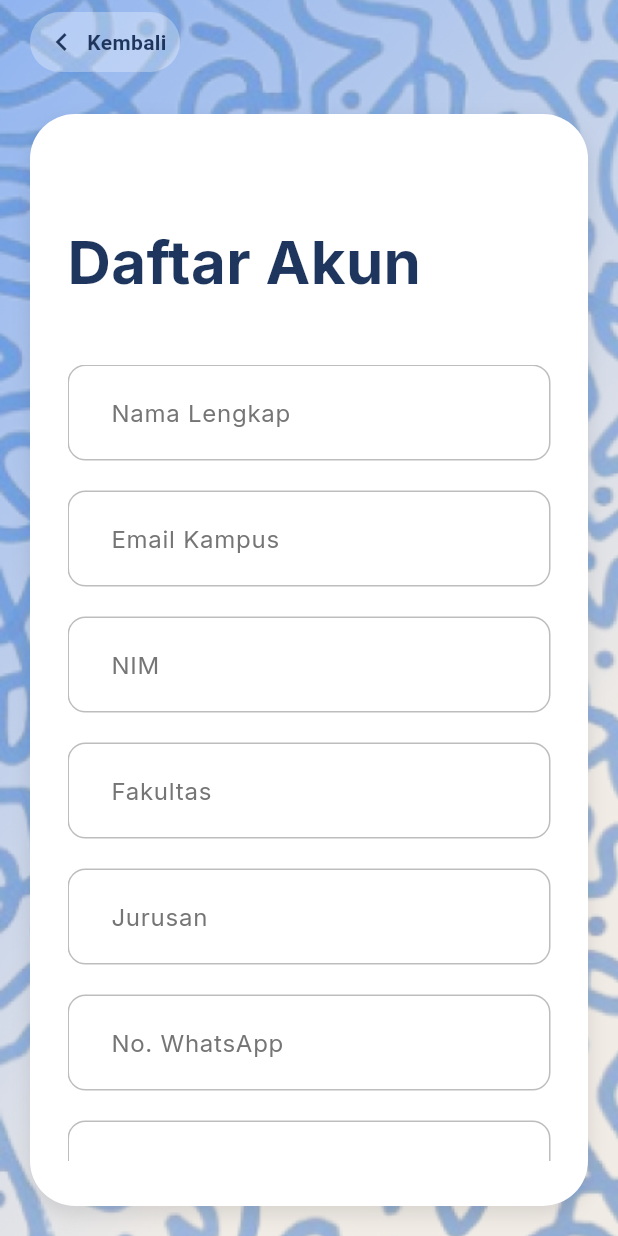
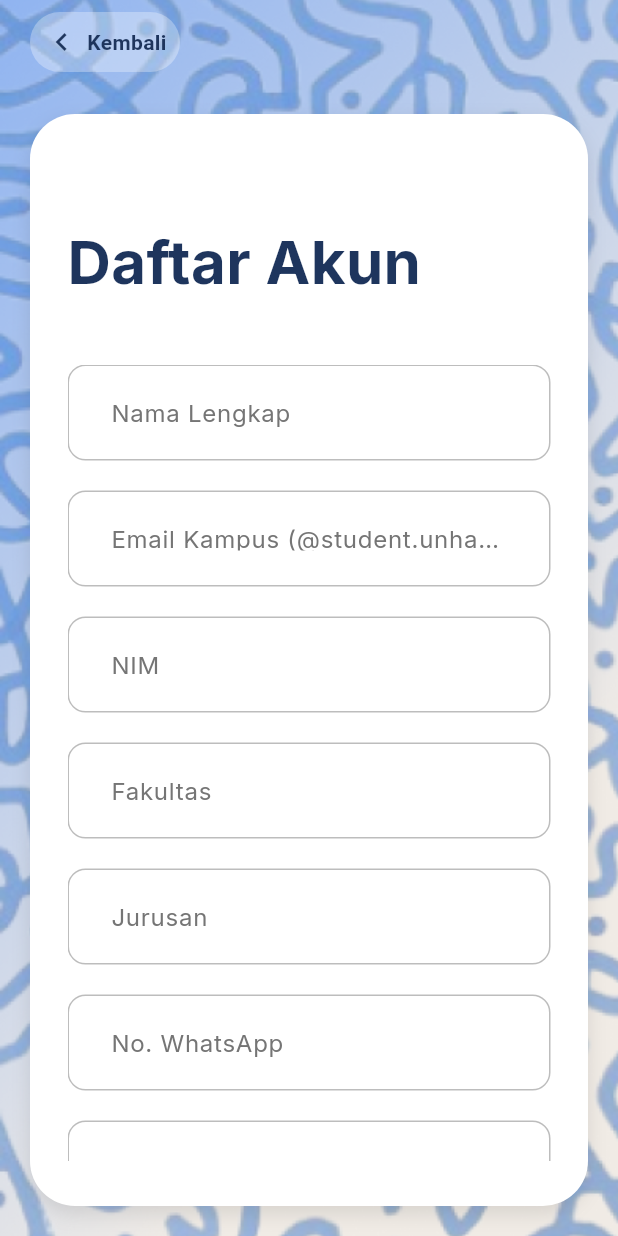
Before and after one commit to laviolesta/Mobile-A-5-asoy, a Flutter app: the SignupPage screen opened directly, on a phone screen of 412 x 824 dp. Run offline on Flutter 3.47's test engine with Material 3 defaults, Android fonts, the light colour scheme and no system bars; our stand-ins replace cloud_firestore, firebase_auth, firebase_core, font_awesome_flutter, google_fonts; accounts and stored records are empty.

Commit message:
fix: Koreksi domain email menjadi student.unhas.ac.id

```diff
--- a/lib/pages/signin_page.dart
+++ b/lib/pages/signin_page.dart
@@ -135,7 +135,7 @@ class _SigninPageState extends State<SigninPage> {
                     const SizedBox(height: 40),
 
                     _buildFloatingLabelInput(
-                      "Email Kampus (@unhas.ac.id)", // Beri petunjuk di sini
+                      "Email Kampus (@student.unhas.ac.id)", // Beri petunjuk di sini
                       _emailController,
                     ),
 
--- a/lib/pages/signup_page.dart
+++ b/lib/pages/signup_page.dart
@@ -123,7 +123,7 @@ class _SignupPageState extends State<SignupPage> {
                             children: [
                               _buildFloatingLabelInput("Nama Lengkap", _namaController),
                               const SizedBox(height: 20),
-                              _buildFloatingLabelInput("Email Kampus", _emailController, keyboardType: TextInputType.emailAddress),
+                              _buildFloatingLabelInput("Email Kampus (@student.unhas.ac.id)", _emailController, keyboardType: TextInputType.emailAddress),
                               const SizedBox(height: 20),
                               _buildFloatingLabelInput("NIM", _nimController, keyboardType: TextInputType.number),
                               const SizedBox(height: 20),
--- a/lib/services/auth_service.dart
+++ b/lib/services/auth_service.dart
@@ -9,8 +9,8 @@ class AuthService {
   Future<String?> signIn({required String email, required String password}) async {
     try {
       // [TAMBAHAN] Validasi Email Unhas di Pintu Masuk
-      if (!email.endsWith('@unhas.ac.id')) {
-        return 'Gunakan email kampus (@unhas.ac.id)!';
+      if (!email.endsWith('@student.unhas.ac.id')) {
+        return 'Gunakan email kampus (@student.unhas.ac.id)!';
       }
 
       await _auth.signInWithEmailAndPassword(
@@ -46,8 +46,8 @@ class AuthService {
   }) async {
     try {
       // [SUDAH ADA] Validasi Email Unhas di Pendaftaran
-      if (!email.endsWith('@unhas.ac.id')) {
-        return 'Wajib menggunakan email kampus (@unhas.ac.id)!';
+      if (!email.endsWith('@student.unhas.ac.id')) {
+        return 'Wajib menggunakan email kampus (@student.unhas.ac.id)!';
       }
 
       // 1. Buat Akun Auth
@@ -86,8 +86,8 @@ class AuthService {
   Future<String?> resetPassword({required String email}) async {
     try {
       // Validasi juga di sini biar aman
-      if (!email.endsWith('@unhas.ac.id')) {
-        return 'Gunakan email kampus (@unhas.ac.id)!';
+      if (!email.endsWith('@student.unhas.ac.id')) {
+        return 'Gunakan email kampus (@student.unhas.ac.id)!';
       }
 
       await _auth.sendPasswordResetEmail(email: email.trim());
```
